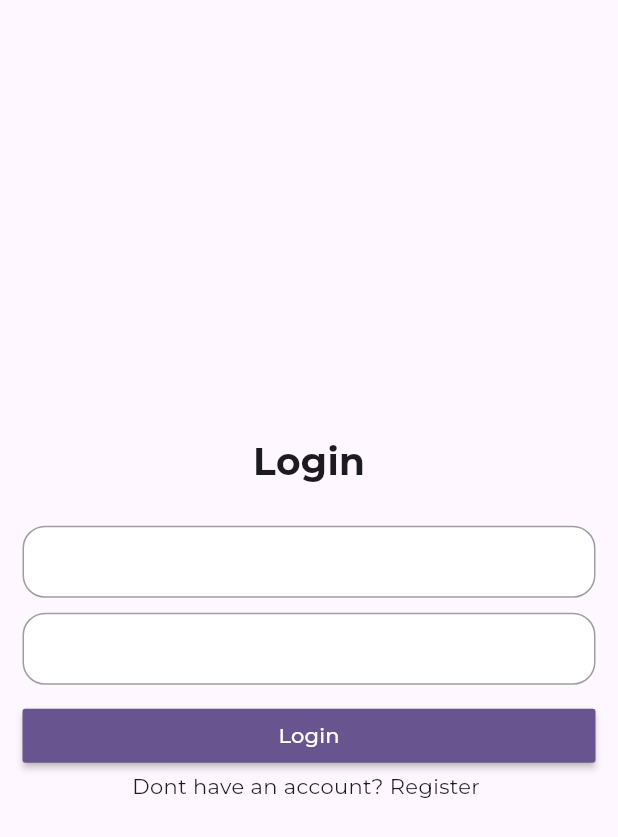
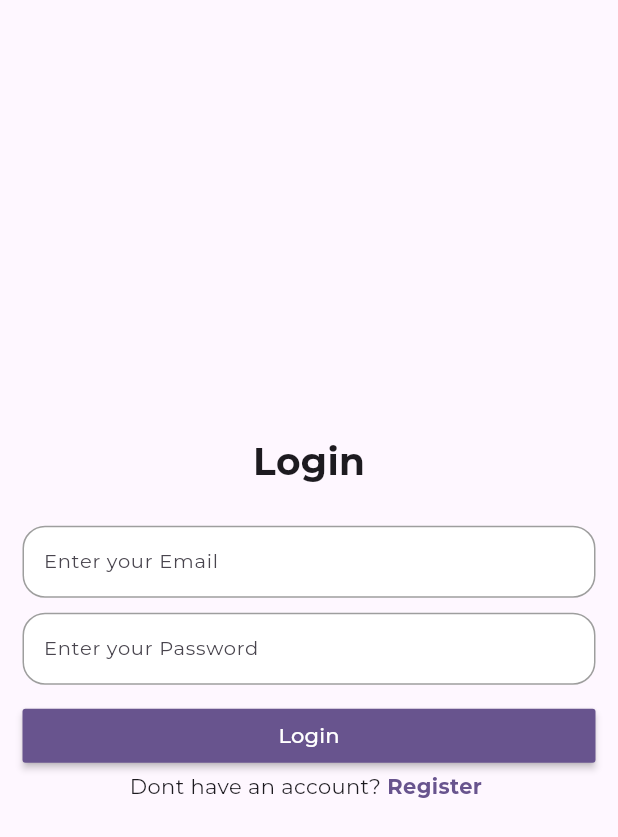
Before and after one commit to Mohassan521/complete-chat-application, a Flutter app: the screen it shows after launch, on a phone screen of 412 x 824 dp. Shown: the top 837 px of the screen. Run offline on Flutter 3.47's test engine with Material 3 defaults, Android fonts, the phone set to English and light mode, and no system bars; our stand-ins replace delightful_toast, firebase_auth, firebase_core, get_it, google_fonts, image_picker; accounts and stored records are empty.

Commit message:
Implemented login and signup logic with UI

```diff
--- /dev/null
+++ b/lib/constants.dart
@@ -0,0 +1,10 @@
+final RegExp EMAIL_VALIDATION_REGEX =
+    RegExp(r"^[\w-\.]+@([\w-]+\.)+[\w-]{2,4}$");
+
+final RegExp PASSWORD_VALIDATION_REGEX =
+    RegExp(r"^(?=.*\d)(?=.*[a-z])(?=.*[A-Z])(?=.*[a-zA-Z]).{8,}$");
+
+final RegExp NAME_VALIDATION_REGEX = RegExp(r"\b([A-ZÀ-ÿ][-,a-z. ']+[ ]*)+");
+
+final String PLACEHOLDER_PFP =
+    "https://t3.ftcdn.net/jpg/05/16/27/58/360_F_516275801_f3Fsp17x6HQK0xQgDQEELoTuERO4SsWV.jpg";
--- a/lib/main.dart
+++ b/lib/main.dart
@@ -1,31 +1,45 @@
 import 'package:firebase_core/firebase_core.dart';
 import 'package:flutter/material.dart';
+import 'package:get_it/get_it.dart';
 import 'package:google_fonts/google_fonts.dart';
 import 'package:messenger/firebase_options.dart';
 import 'package:messenger/screens/LoginPage.dart';
-import 'package:messenger/screens/home.dart';
+import 'package:messenger/services/auth_service.dart';
+import 'package:messenger/services/navigation_service.dart';
+import 'package:messenger/utils.dart';
 
 void main() async {
   WidgetsFlutterBinding.ensureInitialized();
   await Firebase.initializeApp(options: DefaultFirebaseOptions.currentPlatform);
-
-  runApp(const MyApp());
+  await registerServices();
+  runApp(MyApp());
 }
 
+// ignore: must_be_immutable
 class MyApp extends StatelessWidget {
-  const MyApp({super.key});
+  final GetIt _getIt = GetIt.instance;
+
+  late NavigationService _navigationService;
+  late AuthService _authService;
+
+  MyApp({super.key}) {
+    _navigationService = _getIt.get<NavigationService>();
+    _authService = _getIt.get<AuthService>();
+  }
 
   // This widget is the root of your application.
   @override
   Widget build(BuildContext context) {
     return MaterialApp(
+      navigatorKey: _navigationService.navigatorKey,
       debugShowCheckedModeBanner: false,
       title: 'Flutter Demo',
       theme: ThemeData(
           colorScheme: ColorScheme.fromSeed(seedColor: Colors.deepPurple),
           useMaterial3: true,
           textTheme: GoogleFonts.montserratTextTheme()),
-      home: const LoginPage(),
+      initialRoute: _authService.user != null ? "/home" : "/login",
+      routes: _navigationService.routes,
     );
   }
 }
--- a/lib/screens/LoginPage.dart
+++ b/lib/screens/LoginPage.dart
@@ -1,5 +1,10 @@
 import 'package:flutter/material.dart';
 import 'package:flutter/widgets.dart';
+import 'package:get_it/get_it.dart';
+import 'package:messenger/constants.dart';
+import 'package:messenger/services/alert_service.dart';
+import 'package:messenger/services/auth_service.dart';
+import 'package:messenger/services/navigation_service.dart';
 
 class LoginPage extends StatefulWidget {
   const LoginPage({super.key});
@@ -9,6 +14,24 @@ class LoginPage extends StatefulWidget {
 }
 
 class _LoginPageState extends State<LoginPage> {
+  final GetIt getIt = GetIt.instance;
+  final GlobalKey<FormState> _loginFormKey = GlobalKey();
+
+  String? email, password;
+
+  late AuthService _authService;
+  late NavigationService _navigationService;
+  late AlertService _alertService;
+
+  @override
+  void initState() {
+    // TODO: implement initState
+    super.initState();
+    _authService = getIt.get<AuthService>();
+    _navigationService = getIt.get<NavigationService>();
+    _alertService = getIt.get<AlertService>();
+  }
+
   @override
   Widget build(BuildContext context) {
     return Scaffold(
@@ -34,11 +57,25 @@ class _LoginPageState extends State<LoginPage> {
             height: 25,
           ),
           Form(
+            key: _loginFormKey,
             child: Column(
               children: [
                 TextFormField(
+                  onSaved: (newValue) {
+                    setState(() {
+                      email = newValue;
+                    });
+                  },
+                  validator: (value) {
+                    if (value != null &&
+                        EMAIL_VALIDATION_REGEX.hasMatch(value)) {
+                      return null;
+                    }
+                    return "Enter a valid email";
+                  },
                   style: TextStyle(fontSize: 13),
                   decoration: InputDecoration(
+                    hintText: "Enter your Email",
                     contentPadding:
                         EdgeInsets.symmetric(vertical: 2.5, horizontal: 10),
                     labelStyle:
@@ -53,13 +90,26 @@ class _LoginPageState extends State<LoginPage> {
                         borderSide: BorderSide(color: Colors.grey)),
                   ),
                 ),
+                //
                 SizedBox(
                   height: 10,
                 ),
                 TextFormField(
+                  onSaved: (newValue) {
+                    setState(() {
+                      password = newValue;
+                    });
+                  },
+                  validator: (value) {
+                    if (value != null &&
+                        PASSWORD_VALIDATION_REGEX.hasMatch(value)) {
+                      return null;
+                    }
+                    return "Enter a valid password";
+                  },
                   style: TextStyle(fontSize: 13),
-                  textAlign: TextAlign.center,
                   decoration: InputDecoration(
+                    hintText: "Enter your Password",
                     contentPadding:
                         EdgeInsets.symmetric(vertical: 2.5, horizontal: 10),
                     labelStyle:
@@ -82,17 +132,37 @@ class _LoginPageState extends State<LoginPage> {
           ),
           //
           MaterialButton(
-            onPressed: () {},
+            onPressed: () async {
+              _loginFormKey.currentState?.save();
+              bool result = await _authService.login(email!, password!);
+              print(result);
+              if (result) {
+                _navigationService.pushReplacement("/home");
+              } else {
+                _alertService.showToast(
+                    icon: Icons.error,
+                    text: "Failed to login, Please try again");
+              }
+            },
             child: Text("Login"),
             textColor: Colors.white,
             color: Theme.of(context).colorScheme.primary,
             minWidth: double.infinity,
           ),
-          const Row(
+          Row(
             mainAxisAlignment: MainAxisAlignment.center,
             children: [
               Text("Dont have an account? "),
-              Text("Register "),
+              InkWell(
+                  onTap: () {
+                    _navigationService.pushNamed("/register");
+                  },
+                  child: Text(
+                    "Register ",
+                    style: TextStyle(
+                        fontWeight: FontWeight.bold,
+                        color: Theme.of(context).colorScheme.primary),
+                  )),
             ],
           )
         ],
--- /dev/null
+++ b/lib/services/alert_service.dart
@@ -0,0 +1,39 @@
+import 'package:delightful_toast/delight_toast.dart';
+import 'package:delightful_toast/toast/components/toast_card.dart';
+import 'package:delightful_toast/toast/utils/enums.dart';
+import 'package:flutter/foundation.dart';
+import 'package:flutter/material.dart';
+import 'package:flutter/widgets.dart';
+import 'package:get_it/get_it.dart';
+import 'package:messenger/services/navigation_service.dart';
+
+class AlertService {
+  final GetIt _getIt = GetIt.instance;
+
+  late NavigationService _navigationService;
+
+  AlertService() {
+    _navigationService = _getIt.get<NavigationService>();
+  }
+
+  void showToast({required String text, IconData icon = Icons.info}) {
+    try {
+      DelightToastBar(
+        autoDismiss: true,
+        position: DelightSnackbarPosition.top,
+        builder: (context) {
+          return ToastCard(
+              leading: Icon(
+                icon,
+                size: 28,
+              ),
+              title: Text(text));
+        },
+      ).show(_navigationService.navigatorKey.currentContext!);
+    } catch (e) {
+      if (kDebugMode) {
+        print(e);
+      }
+    }
+  }
+}
--- /dev/null
+++ b/lib/services/navigation_service.dart
@@ -0,0 +1,30 @@
+import 'package:flutter/material.dart';
+import 'package:messenger/screens/LoginPage.dart';
+import 'package:messenger/screens/home.dart';
+import 'package:messenger/screens/register.dart';
+
+class NavigationService {
+  final GlobalKey<NavigatorState> _navigatorKey = GlobalKey<NavigatorState>();
+
+  final Map<String, Widget Function(BuildContext)> _routes = {
+    "/login": (context) => const LoginPage(),
+    "/home": (context) => const HomeScreen(),
+    "/register": (context) => const RegisterPage()
+  };
+
+  GlobalKey<NavigatorState> get navigatorKey => _navigatorKey;
+
+  Map<String, Widget Function(BuildContext)> get routes => _routes;
+
+  void pushNamed(String routeName) {
+    _navigatorKey.currentState?.pushNamed(routeName);
+  }
+
+  void pushReplacement(String routeName) {
+    _navigatorKey.currentState?.pushReplacementNamed(routeName);
+  }
+
+  void goBack() {
+    _navigatorKey.currentState?.pop();
+  }
+}
```
Also changed, not shown: lib/screens/ChatPage.dart (+33 -2 lines), lib/screens/register.dart (added, +230 -0 lines), lib/services/auth_service.dart (+39 -2 lines), lib/services/media_service.dart (added, +19 -0 lines), lib/utils.dart (+9 -0 lines), 1 other file.
